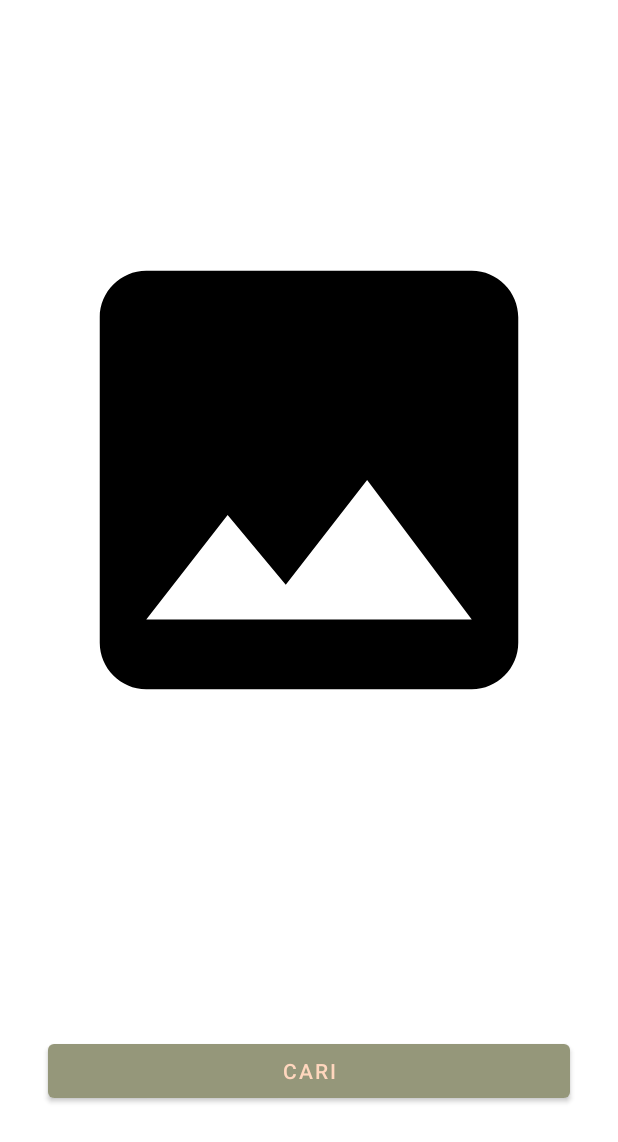
After one commit to What-s-The-Food/Whats-The-Food-APP, an Android app: the layout activity_preview.xml on its own in the app's theme, with its tools: preview values and no code run, on a phone screen of 412 x 824 dp. The commit adds this screen. Shown: the top 1142 px of the screen. Run offline under Robolectric (Android 15) with nearby library versions, the phone set to English and light mode, and no system bars.

Commit message:
menampilkan hasil foto pada PreviewActivity.kt

```diff
--- a/app/src/main/java/xyz/heydarrn/whatsthefood/CameraActivity.kt
+++ b/app/src/main/java/xyz/heydarrn/whatsthefood/CameraActivity.kt
@@ -67,13 +67,14 @@ class CameraActivity : AppCompatActivity() {
             ContextCompat.getMainExecutor(this),
             object : ImageCapture.OnImageSavedCallback {
                 override fun onImageSaved(outputFileResults: ImageCapture.OutputFileResults) {
-                    val intent = Intent()
+                    val intent = Intent(this@CameraActivity, PreviewActivity::class.java)
                     intent.putExtra("picture", photoFile)
                     intent.putExtra(
                         "isBackCamera",
                         cameraSelector == CameraSelector.DEFAULT_BACK_CAMERA
                     )
-                    setResult(MainActivity.CAMERA_X_RESULT, intent)
+                    setResult(PreviewActivity.CAMERA_X_RESULT, intent)
+                    startActivity(intent)
                     finish()
                 }
 
--- a/app/src/main/java/xyz/heydarrn/whatsthefood/MainActivity.kt
+++ b/app/src/main/java/xyz/heydarrn/whatsthefood/MainActivity.kt
@@ -2,12 +2,9 @@ package xyz.heydarrn.whatsthefood
 
 import android.Manifest
 import android.content.pm.PackageManager
-import android.graphics.Bitmap
-import android.graphics.BitmapFactory
 import androidx.appcompat.app.AppCompatActivity
 import android.os.Bundle
 import android.widget.Toast
-import androidx.activity.result.contract.ActivityResultContracts
 import androidx.core.app.ActivityCompat
 import androidx.core.content.ContextCompat
 import androidx.navigation.findNavController
@@ -16,7 +13,6 @@ import androidx.navigation.ui.setupActionBarWithNavController
 import androidx.navigation.ui.setupWithNavController
 import com.google.android.material.bottomnavigation.BottomNavigationView
 import xyz.heydarrn.whatsthefood.databinding.ActivityMainBinding
-import java.io.File
 
 class MainActivity : AppCompatActivity() {
     private lateinit var binding: ActivityMainBinding
@@ -67,7 +63,6 @@ class MainActivity : AppCompatActivity() {
         ContextCompat.checkSelfPermission(baseContext, it) == PackageManager.PERMISSION_GRANTED
     }
     companion object {
-        const val CAMERA_X_RESULT = 200
 
         private val REQUIRED_PERMISSIONS = arrayOf(Manifest.permission.CAMERA)
         private const val REQUEST_CODE_PERMISSION = 10
--- /dev/null
+++ b/app/src/main/res/layout/activity_preview.xml
@@ -0,0 +1,32 @@
+<?xml version="1.0" encoding="utf-8"?>
+<androidx.constraintlayout.widget.ConstraintLayout xmlns:android="http://schemas.android.com/apk/res/android"
+    xmlns:app="http://schemas.android.com/apk/res-auto"
+    xmlns:tools="http://schemas.android.com/tools"
+    android:layout_width="match_parent"
+    android:layout_height="match_parent"
+    android:padding="16dp"
+    tools:context=".PreviewActivity">
+
+    <ImageView
+        android:id="@+id/img_preview"
+        android:layout_width="match_parent"
+        android:layout_height="600dp"
+        android:layout_margin="4dp"
+        android:src="@drawable/ic_baseline_image_24"
+        app:layout_constraintEnd_toEndOf="parent"
+        app:layout_constraintStart_toStartOf="parent"
+        app:layout_constraintTop_toTopOf="parent" />
+
+    <Button
+        android:id="@+id/btn_search"
+        android:layout_width="match_parent"
+        android:layout_height="wrap_content"
+        android:layout_marginStart="16dp"
+        android:layout_marginEnd="16dp"
+        android:text="@string/search"
+        app:layout_constraintBottom_toBottomOf="parent"
+        app:layout_constraintEnd_toEndOf="parent"
+        app:layout_constraintStart_toStartOf="parent"
+        app:layout_constraintTop_toBottomOf="@+id/img_preview" />
+
+</androidx.constraintlayout.widget.ConstraintLayout>
--- a/app/src/main/res/values/strings.xml
+++ b/app/src/main/res/values/strings.xml
@@ -7,4 +7,5 @@
     <string name="icon_of_camera_description">Icon of camera to start taking picture of snack</string>
     <!-- TODO: Remove or change this placeholder text -->
     <string name="hello_blank_fragment">Hello blank fragment</string>
+    <string name="search">Cari</string>
 </resources>
```
Also changed, not shown: app/src/main/AndroidManifest.xml (+7 -2 lines), app/src/main/java/xyz/heydarrn/whatsthefood/PreviewActivity.kt (added, +38 -0 lines), app/src/main/java/xyz/heydarrn/whatsthefood/fragment/HomeFragment.kt (+1 -25 lines).
